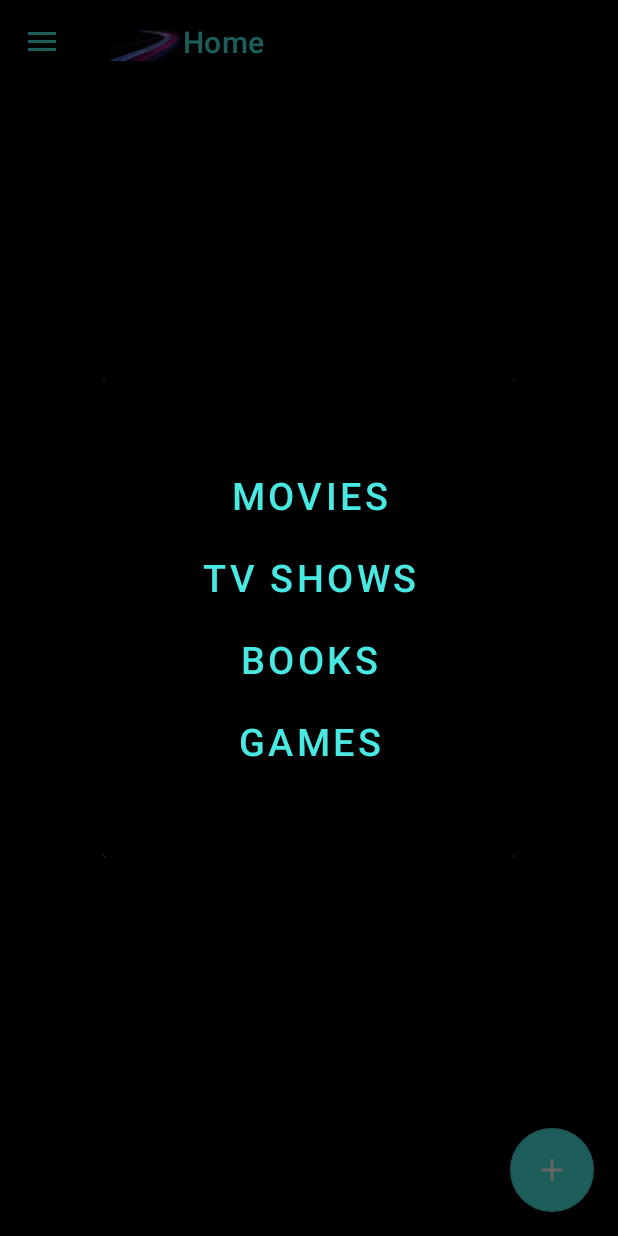
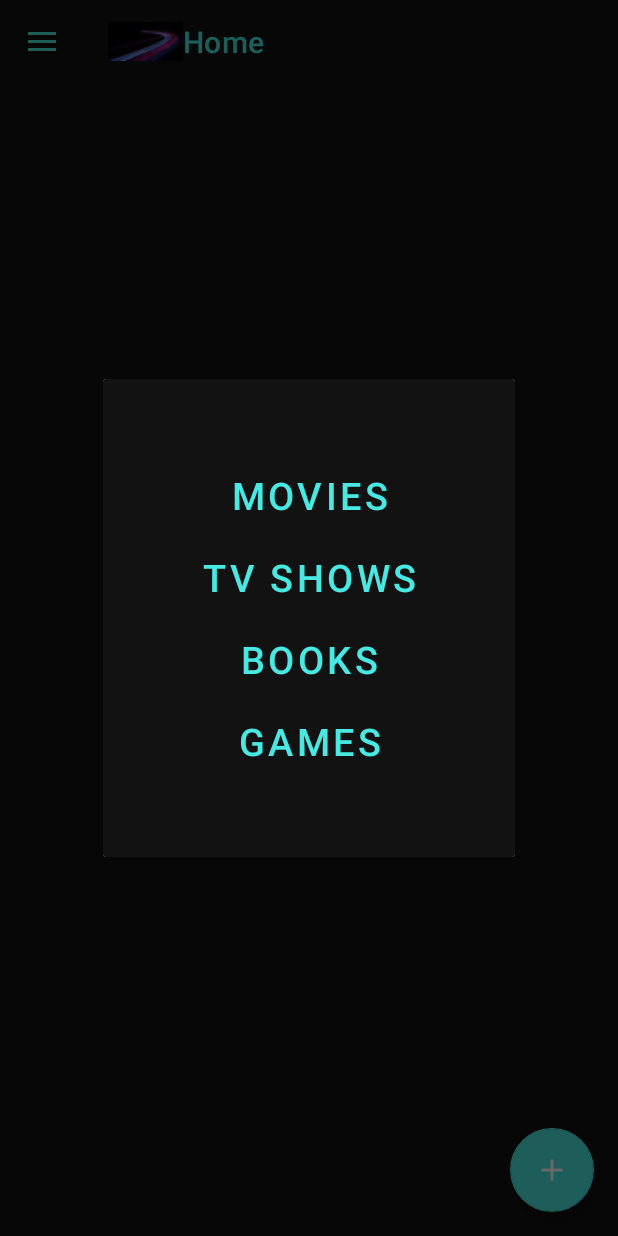
Before and after one commit to CMPT362-Group4/Streamline, an Android app: the screen it shows after launch (MainActivity), after a tap on an icon or button, on a phone screen of 412 x 824 dp. Run offline under Robolectric (Android 15) with nearby library versions, the phone set to English and light mode, and no system bars; our stand-ins replace navigation-ui.

Commit message:
minor theme changes

```diff
--- a/app/src/main/java/ca/sfu/cmpt362/group4/streamline/MainActivity.kt
+++ b/app/src/main/java/ca/sfu/cmpt362/group4/streamline/MainActivity.kt
@@ -37,6 +37,7 @@ class MainActivity : AppCompatActivity() {
                 R.id.nav_home, R.id.nav_movies, R.id.nav_tv_shows, R.id.nav_books, R.id.nav_games
             ), drawerLayout
         )
+
         setupActionBarWithNavController(navController, appBarConfiguration)
         navView.setupWithNavController(navController)
 
--- a/app/src/main/res/layout/content_main.xml
+++ b/app/src/main/res/layout/content_main.xml
@@ -6,7 +6,7 @@
     android:layout_height="match_parent"
     app:layout_behavior="@string/appbar_scrolling_view_behavior"
     tools:showIn="@layout/app_bar_main"
-    android:background="@color/darker_background">
+    android:background="@color/dark_background">
 
     <fragment
         android:id="@+id/nav_host_fragment_content_main"
--- a/app/src/main/res/layout/dialog_fragment_choose_media_type.xml
+++ b/app/src/main/res/layout/dialog_fragment_choose_media_type.xml
@@ -4,7 +4,7 @@
     android:layout_width="wrap_content"
     android:layout_height="wrap_content"
     android:orientation="vertical"
-    android:background="@color/darker_background"
+    android:background="@color/dark_background"
     android:padding="50dp">
 
     <Button
--- a/app/src/main/res/layout/fragment_home.xml
+++ b/app/src/main/res/layout/fragment_home.xml
@@ -11,5 +11,5 @@
         android:layout_margin="@dimen/fab_margin"
         app:srcCompat="@drawable/baseline_add_24"
         android:layout_alignParentBottom="true"
-        android:layout_alignParentEnd="true"/>
+        android:layout_alignParentEnd="true" />
 </RelativeLayout>
--- a/app/src/main/res/values-night/themes.xml
+++ b/app/src/main/res/values-night/themes.xml
@@ -2,15 +2,30 @@
     <!-- Base application theme. -->
     <style name="Theme.Streamline" parent="Theme.MaterialComponents.DayNight.DarkActionBar">
         <!-- Primary brand color. -->
-        <item name="colorPrimary">@color/purple_200</item>
-        <item name="colorPrimaryVariant">@color/purple_700</item>
-        <item name="colorOnPrimary">@color/black</item>
+        <item name="colorPrimary">@color/dark_background</item>
+        <item name="colorPrimaryVariant">@color/dark_background</item>
+        <item name="colorOnPrimary">@color/neon_teal</item>
         <!-- Secondary brand color. -->
-        <item name="colorSecondary">@color/teal_200</item>
-        <item name="colorSecondaryVariant">@color/teal_200</item>
-        <item name="colorOnSecondary">@color/black</item>
+        <item name="colorSecondary">@color/neon_teal</item> <!-- Teal accent color -->
+        <item name="colorSecondaryVariant">@color/dark_teal</item>
+        <item name="colorOnSecondary">@color/white</item>
         <!-- Status bar color. -->
         <item name="android:statusBarColor">?attr/colorPrimaryVariant</item>
         <!-- Customize your theme here. -->
+        <item name="drawerArrowStyle">@style/DrawerArrowStyle</item>
+    </style>
+
+    <style name="Theme.Streamline.NoActionBar">
+        <item name="windowActionBar">false</item>
+        <item name="windowNoTitle">true</item>
+    </style>
+
+    <style name="Theme.Streamline.AppBarOverlay" parent="ThemeOverlay.AppCompat.Dark.ActionBar" />
+
+    <style name="Theme.Streamline.PopupOverlay" parent="ThemeOverlay.AppCompat.Light" />
+
+    <style name="DrawerArrowStyle" parent="@style/Widget.AppCompat.DrawerArrowToggle">
+        <item name="spinBars">true</item>
+        <item name="color">@color/neon_teal</item>
     </style>
 </resources>
--- a/app/src/main/res/values/themes.xml
+++ b/app/src/main/res/values/themes.xml
@@ -2,7 +2,7 @@
     <!-- Base application theme. -->
     <style name="Theme.Streamline" parent="Theme.MaterialComponents.DayNight.DarkActionBar">
         <!-- Primary brand color. -->
-        <item name="colorPrimary">@color/darker_background</item>
+        <item name="colorPrimary">@color/dark_background</item>
         <item name="colorPrimaryVariant">@color/dark_background</item>
         <item name="colorOnPrimary">@color/neon_teal</item>
         <!-- Secondary brand color. -->
```
